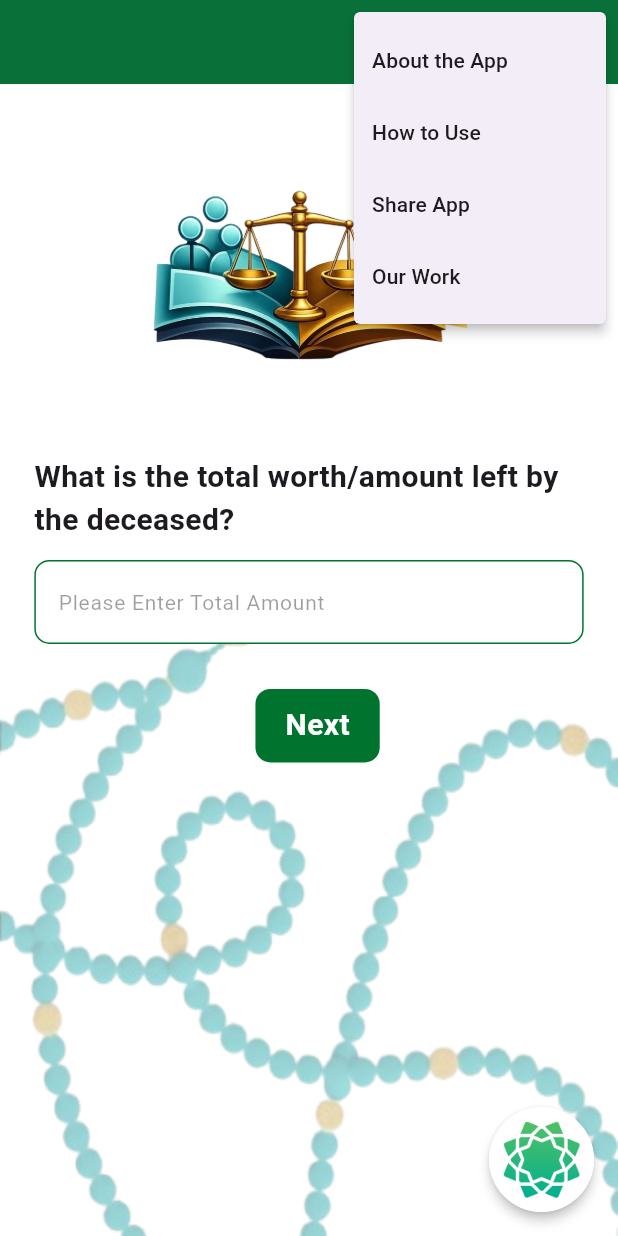
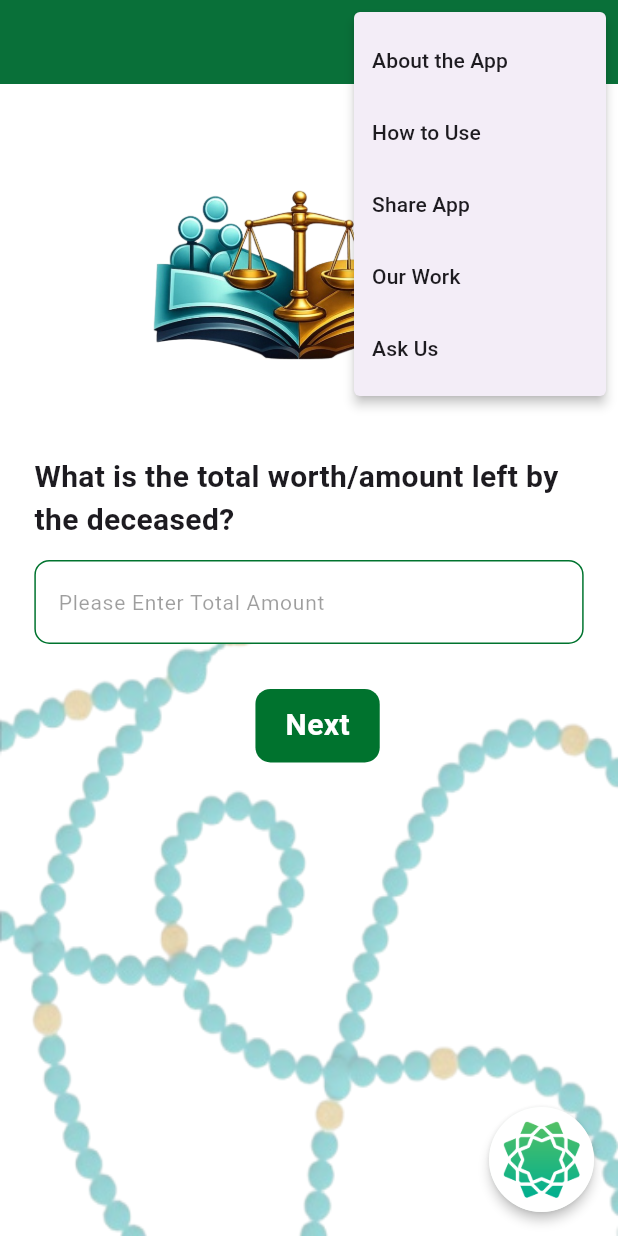
Before and after one commit to EslamKamel89/inheritance, a Flutter app: the screen it shows after launch, after a tap on the "more vert" icon, on a phone screen of 412 x 824 dp. Run offline on Flutter 3.47's test engine with Material 3 defaults, Android fonts, the phone set to English and light mode, and no system bars; drawn by our look-alikes of flutter_animate; our stand-ins replace cached_network_image, connectivity_plus, dio, easy_localization, flutter_bloc, flutter_html and 7 more.

Commit message:
feat(ask_us): add localization keys and menu navigation for Ask Us screen

```diff
--- a/lib/core/services/localization/localization_service.dart
+++ b/lib/core/services/localization/localization_service.dart
@@ -364,5 +364,32 @@ class LocalizationService {
       "ar":
           "بين أيديكم تأملات كل من أعمل عقله لفهم هذا القرأن\nالعظيم و سيبقي باب التدبر مفتوحا حتي قيام الساعة لذلك\nيتم تحديث هذا التطبيق تلقائيا و بأستمرار",
     },
+
+    // ================= ASK US =================
+    "ask_us_title": {"en": "Ask Us", "ar": "اسألنا"},
+
+    "ask_us_name": {"en": "Name", "ar": "الاسم"},
+
+    "ask_us_mobile": {"en": "Mobile Number", "ar": "رقم الهاتف"},
+
+    "ask_us_mobile_placeholder": {
+      "en": "Include your country code (example: +966...)",
+      "ar": "يرجى إدخال رمز الدولة (مثال: +966...)",
+    },
+
+    "ask_us_email": {"en": "Email", "ar": "البريد الإلكتروني"},
+
+    "ask_us_question": {"en": "Your Question", "ar": "سؤالك"},
+
+    "ask_us_submit": {"en": "Send Question", "ar": "إرسال السؤال"},
+
+    "ask_us_validation_required": {"en": "All fields are required", "ar": "جميع الحقول مطلوبة"},
+
+    "ask_us_success_title": {"en": "Thank You", "ar": "شكراً لك"},
+
+    "ask_us_success_message": {
+      "en": "We will reply soon on your email or by sending you a message on your phone.",
+      "ar": "سنقوم بالرد قريباً عبر بريدك الإلكتروني أو بإرسال رسالة إلى هاتفك.",
+    },
   };
 }
--- a/lib/core/widgets/main_scaffold.dart
+++ b/lib/core/widgets/main_scaffold.dart
@@ -51,6 +51,7 @@ class MainScaffold extends StatelessWidget {
                     PopupMenuItem(value: "examples", child: Text("examples_title".t())),
                     PopupMenuItem(value: "share", child: Text("share_app".t())),
                     PopupMenuItem(value: "our_work", child: Text("our_work_title".t())),
+                    PopupMenuItem(value: "ask_us", child: Text("ask_us_title".t())),
                   ],
               onSelected: (value) {
                 if (value == "about") {
@@ -64,6 +65,9 @@ class MainScaffold extends StatelessWidget {
                 }
                 if (value == "our_work") {
                   Navigator.pushNamed(context, AppRoutesNames.ourWorkScreen);
+                }
+                if (value == "ask_us") {
+                  Navigator.pushNamed(context, AppRoutesNames.askUsScreen);
                 }
               },
             ),
```
